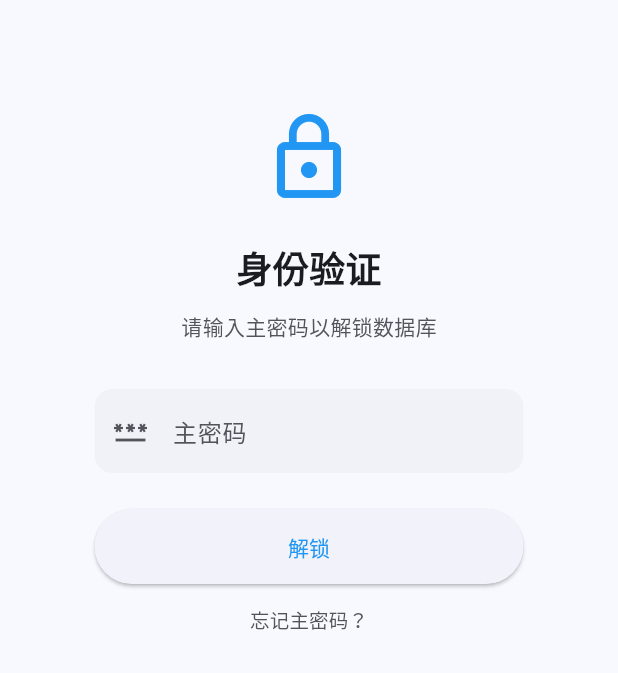
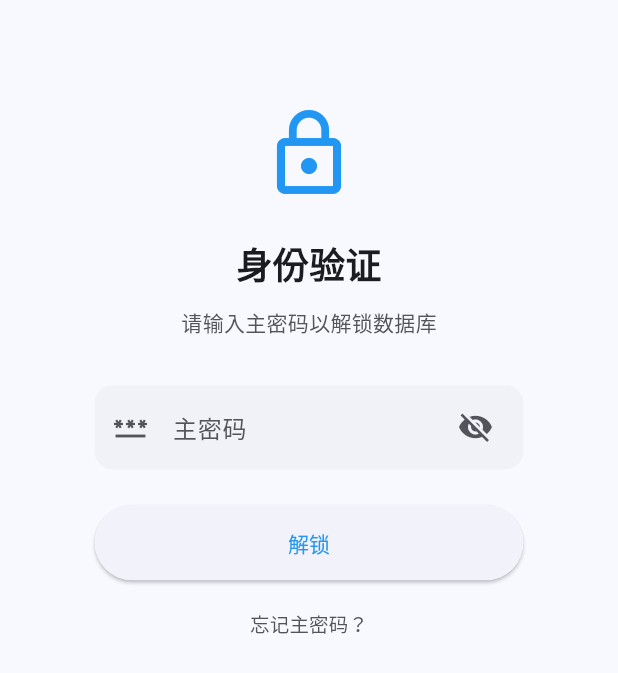
Before and after one commit to Thoma411/account-manager, a Flutter app: the UnlockPage screen opened directly, on a phone screen of 412 x 824 dp. Shown: the part 235-908 px from the top of the screen. Run offline on Flutter 3.47's test engine with Material 3 defaults, Android fonts, the phone set to English and light mode, and no system bars; our stand-ins replace csv, file_picker, shared_preferences, sqflite, sqflite_common_ffi; missing offline and left inert: encrypt, lpinyin, pointycastle, webdav_client, window_manager; accounts and stored records are empty; Roboto replaces fonts that are missing (Segoe UI).

Commit message:
feat: 新增登入界面输入框右侧的密码显示按钮

```diff
--- a/lib/pages/login_page.dart
+++ b/lib/pages/login_page.dart
@@ -1,7 +1,7 @@
 /*
  * @Author: Thoma4
  * @Date: 2026-02-22 19:47:45
- * @LastEditTime: 2026-06-22 22:27:40
+ * @LastEditTime: 2026-07-01 15:14:36
  * @Description: 初始登入界面
  */
 
@@ -26,6 +26,7 @@ class UnlockPage extends StatefulWidget {
 
 class _UnlockPageState extends State<UnlockPage> {
   final TextEditingController _passwordController = TextEditingController();
+  bool _obscurePassword = true; // 控制密码可见性
 
   void _unlock() async {
     // 调用验证逻辑
@@ -260,10 +261,23 @@ class _UnlockPageState extends State<UnlockPage> {
                 const SizedBox(height: 32),
                 TextField(
                   controller: _passwordController,
-                  obscureText: true,
-                  decoration: const InputDecoration(
+                  obscureText: _obscurePassword,
+                  decoration: InputDecoration(
                     labelText: "主密码",
-                    prefixIcon: Icon(Icons.password),
+                    prefixIcon: const Icon(Icons.password),
+                    suffixIcon: Padding(
+                      padding: const EdgeInsets.only(right: 8.0),
+                      child: IconButton(
+                        icon: Icon(
+                          _obscurePassword
+                              ? Icons.visibility_off
+                              : Icons.visibility,
+                        ),
+                        onPressed: () {
+                          setState(() => _obscurePassword = !_obscurePassword);
+                        },
+                      ),
+                    ),
                   ),
                   onSubmitted: (_) => _unlock(),
                 ),
@@ -275,6 +289,7 @@ class _UnlockPageState extends State<UnlockPage> {
                   ),
                   child: const Text("解锁"),
                 ),
+                const SizedBox(height: 5),
                 TextButton(
                   onPressed: _showForgotPasswordDialog,
                   child: Text(
```
